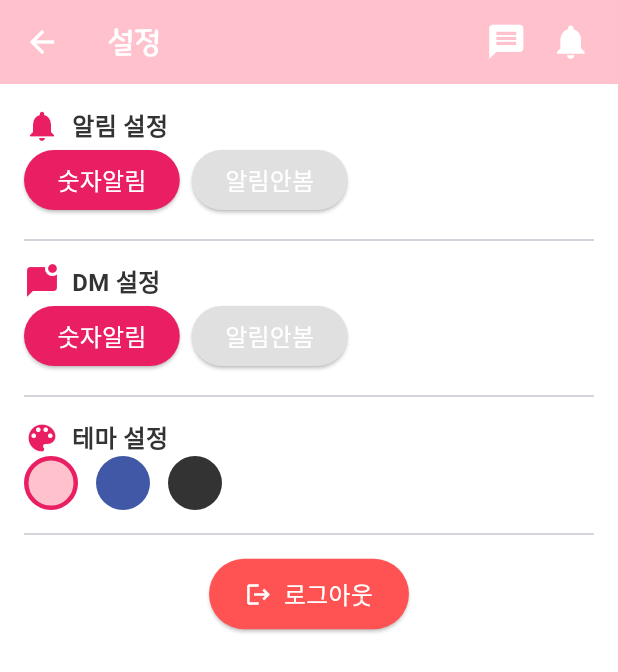
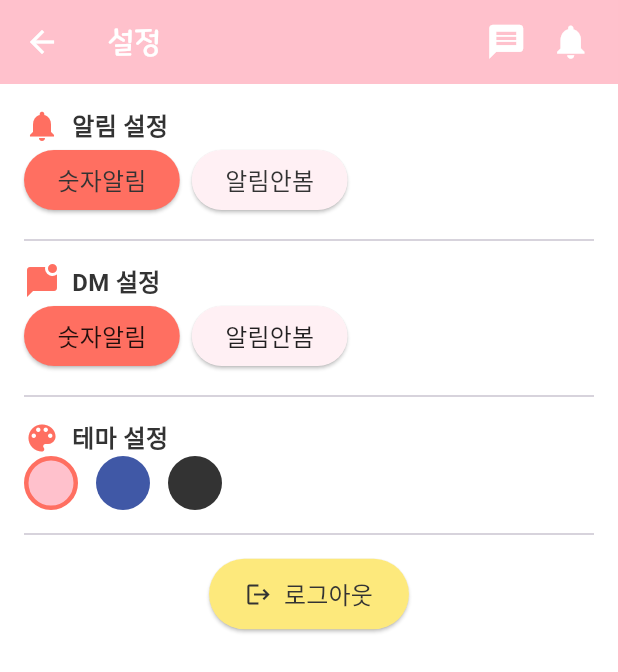
Before and after one commit to suikari/Wearly, a Flutter app: the SettingsPage screen opened directly with empty values, on a phone screen of 412 x 824 dp. Shown: the top 672 px of the screen. Run offline on Flutter 3.47's test engine with Material 3 defaults, Android fonts, the phone set to English and light mode, and no system bars; our stand-ins replace app_links, cloud_firestore, file_picker, firebase_auth, firebase_core, firebase_storage and 12 more; missing offline and left inert: android_intent_plus, firebase_app_check, image_editor_plus, kakao_flutter_sdk_user, naver_login_sdk; accounts and stored records are empty; generated files the repository leaves out were written again; Roboto replaces fonts that are missing (IM_Hyemin).

Commit message:
2025-06-27 중간커밋 / 글 작성 , 수정 테마 적용 작업 / 이미지0장일때 이미지 선택탭 선택가능하도록 수정 / 설정탭 테마 적용 /

```diff
--- a/lib/common/custom_bottom_navbar.dart
+++ b/lib/common/custom_bottom_navbar.dart
@@ -29,7 +29,7 @@ class _CustomBottomNavBarState extends State<CustomBottomNavBar> {
 
 
 
-    print("widget.profileImageUrl>>>>${widget.profileImageUrl}");
+    //print("widget.profileImageUrl>>>>${widget.profileImageUrl}");
     // Column(
     //   mainAxisSize: MainAxisSize.min,
     //   children: [
--- a/lib/common/notification_service.dart
+++ b/lib/common/notification_service.dart
@@ -81,7 +81,7 @@ class NotificationService {
       scheduled = scheduled.add(const Duration(days: 1));
     }
 
-    print('예약된 알림 시간: $scheduled');
+    //print('예약된 알림 시간: $scheduled');
 
     await _plugin.zonedSchedule(
       id,
--- a/lib/main.dart
+++ b/lib/main.dart
@@ -61,6 +61,8 @@ Future<void> main() async {
 class MyApp extends StatelessWidget {
   @override
   Widget build(BuildContext context) {
+    print("mainmain>> ${Navigator.canPop(context)}");
+
     final themeProvider = Provider.of<ThemeProvider>(context);
 
     return MaterialApp(
--- a/lib/main/mypage_tab.dart
+++ b/lib/main/mypage_tab.dart
@@ -326,7 +326,7 @@ class _MyPageWidgetState extends State<MyPageTab> {
     Color Black = customColors?.textBlack ?? Colors.black;
     final themeProvider = Provider.of<ThemeProvider>(context);
 
-    print("themeProvider>>${themeProvider.colorTheme}");
+    //print("themeProvider>>${themeProvider.colorTheme}");
     final screenWidth = MediaQuery.of(context).size.width;
     final followerCount = (profile['follower'] )?.length ?? 0;
     final followingCount = (profile['following'] )?.length ?? 0;
--- a/lib/main/widget/settings_page.dart
+++ b/lib/main/widget/settings_page.dart
@@ -5,6 +5,7 @@ import 'package:w2wproject/common/custom_app_bar.dart';
 import '../../home_page.dart';
 import '../../login_page.dart';
 import '../../page/notification_page.dart';
+import '../../provider/custom_colors.dart';
 import '../../provider/theme_provider.dart'; // ThemeProvider 경로 맞게 수정
 
 class SettingsPage extends StatefulWidget {
@@ -143,6 +144,16 @@ class _SettingsPageState extends State<SettingsPage> {
 
   @override
   Widget build(BuildContext context) {
+    final customColors = Theme.of(context).extension<CustomColors>();
+    Color mainColor = customColors?.mainColor ?? Theme.of(context).primaryColor;
+    Color subColor = customColors?.subColor ?? Colors.white;
+    Color pointColor = customColors?.pointColor ?? Colors.white70;
+    Color highlightColor = customColors?.highlightColor ?? Colors.orange;
+    Color Grey = customColors?.textGrey ?? Colors.grey;
+    Color White = customColors?.textWhite ?? Colors.white;
+    Color Black = customColors?.textBlack ?? Colors.black;
+    final themeProvider = Provider.of<ThemeProvider>(context);
+
     return WillPopScope(
         onWillPop: () async {
           Navigator.pushAndRemoveUntil(
@@ -161,7 +172,7 @@ class _SettingsPageState extends State<SettingsPage> {
           child: Column(
             crossAxisAlignment: CrossAxisAlignment.start,
             children: [
-              _buildSectionTitle(Icons.notifications, '알림 설정'),
+              _buildSectionTitle(Icons.notifications, pointColor , '알림 설정'),
               Row(
                 children: [
                   // ElevatedButton(
@@ -181,9 +192,12 @@ class _SettingsPageState extends State<SettingsPage> {
                       _saveIsAlarmOn(true);
                     },
                     style: ElevatedButton.styleFrom(
-                      backgroundColor: isAlarmOn ? Colors.pink : Colors.grey[300],
+                      backgroundColor: isAlarmOn ? pointColor : subColor,
                     ),
-                    child: const Text('숫자알림', style: TextStyle(color: Colors.white)),
+                    child: Text('숫자알림', style: TextStyle(
+                      color: themeProvider.colorTheme != ColorTheme.blackTheme
+                        ? Black
+                        : Grey,)),
                   ),
                   const SizedBox(width: 8),
                   ElevatedButton(
@@ -194,22 +208,25 @@ class _SettingsPageState extends State<SettingsPage> {
                       _saveIsAlarmOn(false);
                     },
                     style: ElevatedButton.styleFrom(
-                      backgroundColor: !isAlarmOn ? Colors.pink : Colors.grey[300],
+                      backgroundColor: !isAlarmOn ? pointColor : subColor,
                     ),
-                    child: const Text('알림안봄', style: TextStyle(color: Colors.white)),
+                    child: Text('알림안봄', style: TextStyle(
+                      color: themeProvider.colorTheme != ColorTheme.blackTheme
+                        ? Black
+                        : Grey,)),
                   ),
                 ],
               ),
               const Divider(height: 32),
-              _buildSectionTitle(Icons.mark_chat_unread, 'DM 설정'),
+              _buildSectionTitle(Icons.mark_chat_unread, pointColor, 'DM 설정'),
               Row(
                 children: [
-                  _toggleButton('숫자알림', dmAllowed, () {
+                  _toggleButton('숫자알림', dmAllowed, pointColor , subColor , themeProvider , () {
                     setState(() => dmAllowed = true);
                     _saveDmAllowed(true);
                   }),
                   const SizedBox(width: 8),
-                  _toggleButton('알림안봄', !dmAllowed, () {
+                  _toggleButton('알림안봄', !dmAllowed, pointColor , subColor ,themeProvider , () {
                     setState(() => dmAllowed = false);
                     _saveDmAllowed(false);
                   }),
@@ -238,7 +255,7 @@ class _SettingsPageState extends State<SettingsPage> {
               //   ),
               // ),
               const Divider(height: 32),
-              _buildSectionTitle(Icons.color_lens, '테마 설정'),
+              _buildSectionTitle(Icons.color_lens, pointColor, '테마 설정'),
               Row(
                 children: List.generate(themeColors.length, (index) {
                   return GestureDetector(
@@ -251,7 +268,7 @@ class _SettingsPageState extends State<SettingsPage> {
                         color: themeColors[index],
                         shape: BoxShape.circle,
                         border: Border.all(
-                          color: selectedThemeIndex == index ? Colors.pink : Colors.transparent,
+                          color: selectedThemeIndex == index ? pointColor : Colors.transparent,
                           width: 3,
                         ),
                       ),
@@ -267,8 +284,10 @@ class _SettingsPageState extends State<SettingsPage> {
                   icon: const Icon(Icons.logout),
                   label: const Text('로그아웃'),
                   style: ElevatedButton.styleFrom(
-                    backgroundColor: Colors.redAccent,
-                    foregroundColor: Colors.white,
+                    backgroundColor: highlightColor,
+                    foregroundColor: themeProvider.colorTheme != ColorTheme.blackTheme
+                    ? Black
+                      : Grey,
                     padding: const EdgeInsets.symmetric(horizontal: 24, vertical: 12),
                   ),
                 ),
@@ -281,10 +300,10 @@ class _SettingsPageState extends State<SettingsPage> {
     );
   }
 
-  Widget _buildSectionTitle(IconData icon, String title) {
+  Widget _buildSectionTitle(IconData icon, Color point, String title) {
     return Row(
       children: [
-        Icon(icon, color: Colors.pink),
+        Icon(icon, color: point),
         const SizedBox(width: 8),
         Text(
           title,
@@ -294,12 +313,14 @@ class _SettingsPageState extends State<SettingsPage> {
     );
   }
 
-  Widget _toggleButton(String label, bool selected, VoidCallback onPressed) {
+  Widget _toggleButton(String label, bool selected, Color point , Color sub , ThemeProvider themeProvider , VoidCallback onPressed) {
     return ElevatedButton(
       onPressed: onPressed,
       style: ElevatedButton.styleFrom(
-        backgroundColor: selected ? Colors.pink : Colors.grey[300],
-        foregroundColor: Colors.white,
+        backgroundColor: selected ? point : sub,
+        foregroundColor: themeProvider.colorTheme != ColorTheme.blackTheme
+          ? Colors.black87
+            : Colors.grey ,
       ),
       child: Text(label),
     );
--- a/lib/page/find_account_page.dart
+++ b/lib/page/find_account_page.dart
@@ -105,7 +105,7 @@ class _FindEmailTabState extends State<_FindEmailTab> {
       final social = userData['socialAccount'] as String?;
 
       final isSocial = (social == 'kakao' || social == 'naver');
-      print(isSocial);
+      //print(isSocial);
       setState(() {
         maskedEmailResult = isSocial ? null : maskEmail(email ?? '');
         socialAccountType = social;
--- a/lib/provider/theme_provider.dart
+++ b/lib/provider/theme_provider.dart
@@ -53,6 +53,8 @@ class ThemeProvider extends ChangeNotifier {
     switch (_colorTheme) {
       case ColorTheme.blueTheme:
         return ThemeData(
+          splashColor: Colors.transparent,
+          highlightColor: Colors.transparent,
           fontFamily: 'IM_Hyemin', // 기본 본문 폰트
           textTheme:
           TextTheme(
@@ -98,6 +100,8 @@ class ThemeProvider extends ChangeNotifier {
         );
       case ColorTheme.blackTheme:
         return ThemeData.dark().copyWith(
+          splashColor: Colors.transparent,
+          highlightColor: Colors.transparent,
           primaryColor: Colors.grey[900],
           scaffoldBackgroundColor: Color.fromRGBO(51, 51, 51, 1.0),
           textTheme: TextTheme(
@@ -142,6 +146,8 @@ class ThemeProvider extends ChangeNotifier {
       case ColorTheme.defaultTheme:
       default:
       return ThemeData(
+        splashColor: Colors.transparent,
+        highlightColor: Colors.transparent,
         primarySwatch: defaultSwatch,
         scaffoldBackgroundColor: Colors.white,
         fontFamily: 'IM_Hyemin', // 기본 본문 폰트
--- a/lib/splash_screen.dart
+++ b/lib/splash_screen.dart
@@ -96,6 +96,8 @@ class _SplashScreenState extends State<SplashScreen> with SingleTickerProviderSt
 
   @override
   Widget build(BuildContext context) {
+    print("splspl>> ${Navigator.canPop(context)}");
+
     final bgColor = Theme.of(context).scaffoldBackgroundColor;
     return Scaffold(
       body: Center(
```
Also changed, not shown: lib/common/location_helper.dart (+5 -5 lines), lib/home_page.dart (+32 -31 lines), lib/main/edit_post_page.dart (+47 -9 lines), lib/main/feed_list_page.dart (+14 -4 lines), lib/main/write_post_page.dart (+46 -5 lines).
